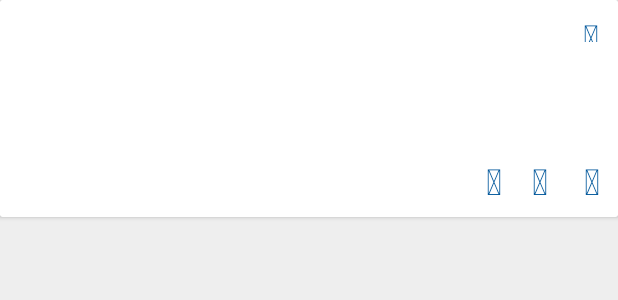
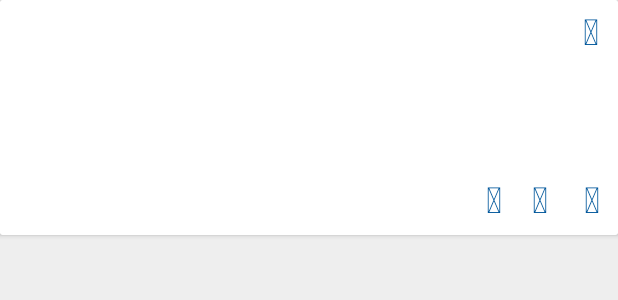
Before and after one commit to hadifar/Flashcard, an Android app: the layout fragment_flashcard_content.xml on its own in the app's theme, with its tools: preview values and no code run, on a phone screen of 412 x 824 dp. Shown: the top 300 px of the screen. Run offline under Robolectric (Android 15) with nearby library versions, the phone set to English and light mode, and no system bars.

Commit message:
flashcard content ui updated.

```diff
--- a/app/src/main/res/layout/fragment_flashcard_content.xml
+++ b/app/src/main/res/layout/fragment_flashcard_content.xml
@@ -10,7 +10,7 @@
         android:layout_height="wrap_content"
         android:background="@color/card_background">
 
-        <RelativeLayout
+        <LinearLayout
             android:id="@+id/textLayout"
             android:layout_width="match_parent"
             android:layout_height="wrap_content"
@@ -24,9 +24,7 @@
                 style="@style/IconFont.Large"
                 android:layout_width="36dp"
                 android:layout_height="36dp"
-                android:layout_alignParentRight="true"
-                android:layout_alignParentTop="true"
-                android:padding="8dp"
+                android:layout_gravity="right"
                 android:text="@string/icon_chevron_up"
                 android:textColor="@color/color_primary_dark" />
 
@@ -38,16 +36,13 @@
                 android:layout_marginRight="@dimen/material_global_margin_8"
                 android:background="@color/transparent"
                 android:gravity="center"
-                android:layout_centerHorizontal="true"
-                android:layout_toLeftOf="@+id/btn_expand"
                 android:inAnimation="@android:anim/slide_in_left"
-                android:minHeight="@dimen/material_card_height_96"
+                android:minHeight="@dimen/material_card_height_72"
                 android:outAnimation="@android:anim/slide_out_right" />
 
             <LinearLayout
                 android:layout_width="match_parent"
                 android:layout_height="wrap_content"
-                android:layout_below="@+id/txtswitcher_word"
                 android:clickable="true"
                 android:gravity="end"
                 android:minHeight="36dp">
@@ -85,7 +80,7 @@
                     android:textColor="@color/color_primary_dark" />
 
             </LinearLayout>
-        </RelativeLayout>
+        </LinearLayout>
 
     </android.support.v7.widget.CardView>
 
--- a/app/src/main/res/values/dimens.xml
+++ b/app/src/main/res/values/dimens.xml
@@ -28,6 +28,7 @@
 
 
     <!-- material item height -->
+    <dimen name="material_card_height_72">72dp</dimen>
     <dimen name="material_card_height_96">96dp</dimen>
     <dimen name="material_card_height_120">120dp</dimen>
 
```
